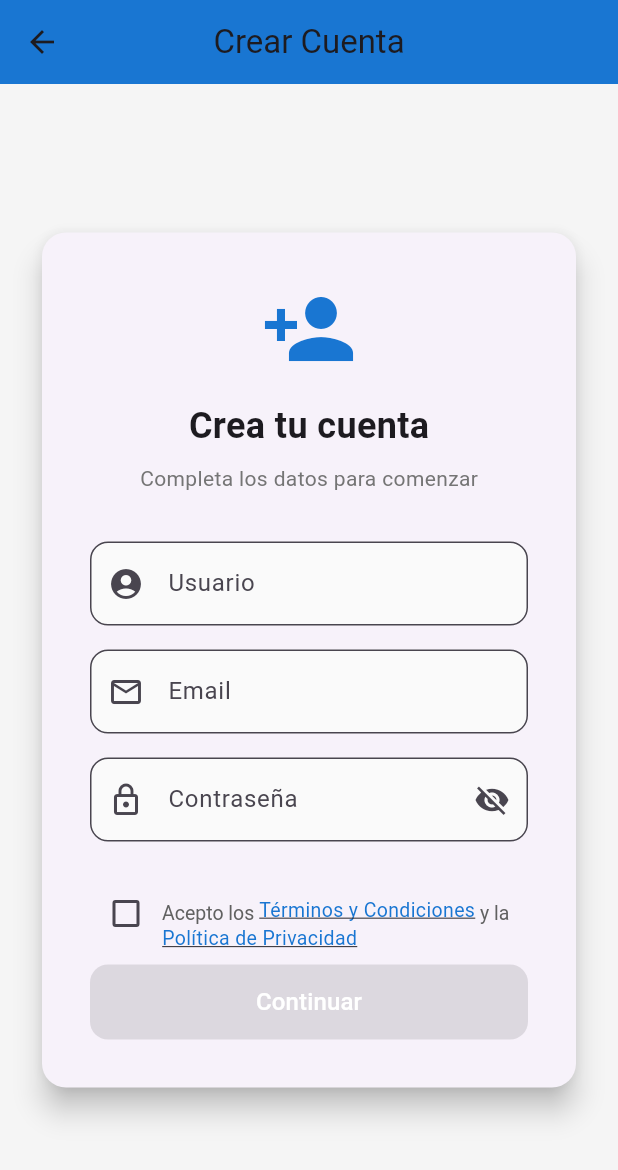
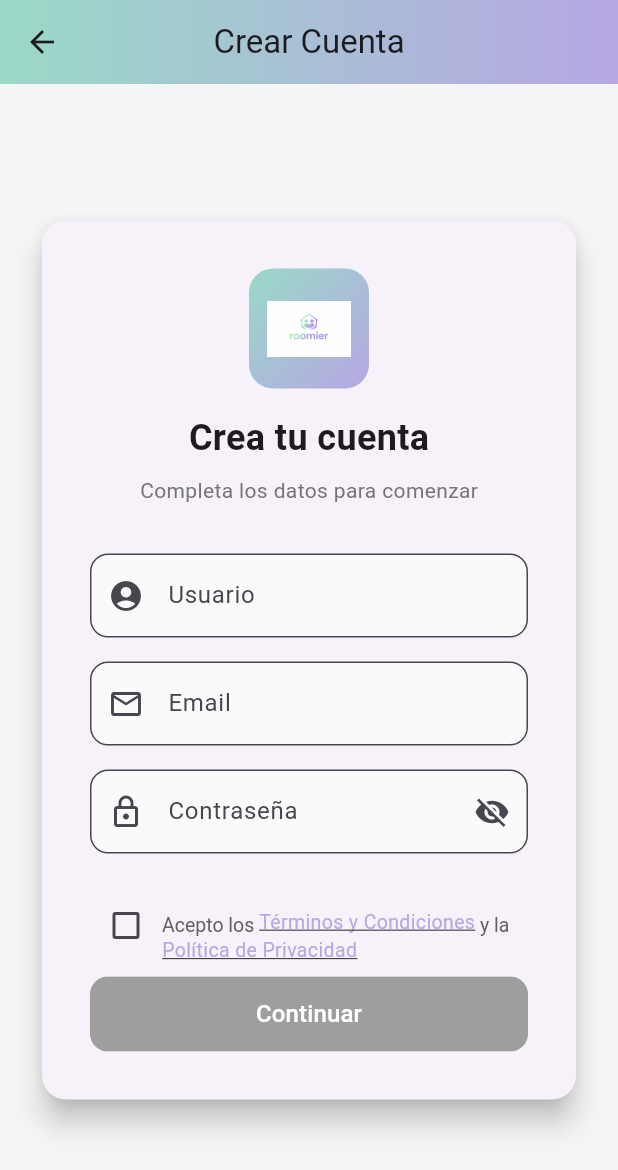
Before and after one commit to Franbaralle/Roomier, a Flutter app: the RegisterPage screen opened by its route, on a phone screen of 412 x 824 dp. Shown: the top 1170 px of the screen. Run offline on Flutter 3.47's test engine with Material 3 defaults, Android fonts, the phone set to English and light mode, and no system bars; our stand-ins replace firebase_core, firebase_messaging, image_picker, photo_view, shared_preferences, socket_io_client; missing offline and left inert: universal_html; accounts and stored records are empty.

Commit message:
🎨 Aplicar paleta de colores del logo de Roomier (gradiente #9AD9C7 → #B7A7E3)
- Login y Registro con gradiente menta → púrpura en AppBar
- Logo de Roomier redondeado en login (reemplaza ícono de persona)
- Botones principales con gradiente animado
- Links y bordes con color púrpura del logo
- Assets de logo agregados (2 imágenes PNG)
- Identidad visual consistente en autenticación

```diff
--- a/lib/register.dart
+++ b/lib/register.dart
@@ -13,7 +13,15 @@ class RegisterPage extends StatelessWidget {
         title: const Text('Crear Cuenta'),
         centerTitle: true,
         elevation: 0,
-        backgroundColor: Colors.blue.shade700,
+        flexibleSpace: Container(
+          decoration: const BoxDecoration(
+            gradient: LinearGradient(
+              colors: [Color(0xFF9AD9C7), Color(0xFFB7A7E3)],
+              begin: Alignment.centerLeft,
+              end: Alignment.centerRight,
+            ),
+          ),
+        ),
       ),
       body: Center(
         child: SingleChildScrollView(
@@ -61,10 +69,22 @@ class _RegisterFormState extends State<RegisterForm> {
           child: Column(
             mainAxisSize: MainAxisSize.min,
             children: [
-              Icon(
-                Icons.person_add,
-                size: 64,
-                color: Colors.blue.shade700,
+              Container(
+                width: 80,
+                height: 80,
+                decoration: BoxDecoration(
+                  gradient: const LinearGradient(
+                    colors: [Color(0xFF9AD9C7), Color(0xFFB7A7E3)],
+                    begin: Alignment.topLeft,
+                    end: Alignment.bottomRight,
+                  ),
+                  borderRadius: BorderRadius.circular(16),
+                ),
+                padding: const EdgeInsets.all(12),
+                child: Image.asset(
+                  'assets/ChatGPT Image 5 ene 2026, 08_41_59.png',
+                  fit: BoxFit.contain,
+                ),
               ),
               const SizedBox(height: 16),
               const Text(
@@ -174,10 +194,10 @@ class _RegisterFormState extends State<RegisterForm> {
                                   onTap: () {
                                     Navigator.pushNamed(context, '/legal/terms');
                                   },
-                                  child: Text(
+                                  child: const Text(
                                     'Términos y Condiciones',
                                     style: TextStyle(
-                                      color: Colors.blue.shade700,
+                                      color: Color(0xFFB7A7E3),
                                       decoration: TextDecoration.underline,
                                       fontSize: 13,
                                     ),
@@ -190,10 +210,10 @@ class _RegisterFormState extends State<RegisterForm> {
                                   onTap: () {
                                     Navigator.pushNamed(context, '/legal/privacy');
                                   },
-                                  child: Text(
+                                  child: const Text(
                                     'Política de Privacidad',
                                     style: TextStyle(
-                                      color: Colors.blue.shade700,
+                                      color: Color(0xFFB7A7E3),
                                       decoration: TextDecoration.underline,
                                       fontSize: 13,
                                     ),
@@ -217,15 +237,31 @@ class _RegisterFormState extends State<RegisterForm> {
                     _registerWithAuthService();
                   } : null,
                   style: ElevatedButton.styleFrom(
-                    backgroundColor: acceptedTerms ? Colors.blue.shade700 : Colors.grey,
+                    backgroundColor: Colors.transparent,
+                    shadowColor: Colors.transparent,
                     shape: RoundedRectangleBorder(
                       borderRadius: BorderRadius.circular(12),
                     ),
-                    elevation: 2,
+                    padding: EdgeInsets.zero,
                   ),
-                  child: const Text(
-                    'Continuar',
-                    style: TextStyle(fontSize: 16, color: Colors.white),
+                  child: Ink(
+                    decoration: BoxDecoration(
+                      gradient: acceptedTerms ? const LinearGradient(
+                        colors: [Color(0xFF9AD9C7), Color(0xFFB7A7E3)],
+                        begin: Alignment.centerLeft,
+                        end: Alignment.centerRight,
+                      ) : null,
+                      color: acceptedTerms ? null : Colors.grey,
+                      borderRadius: BorderRadius.circular(12),
+                    ),
+                    child: Container(
+                      alignment: Alignment.center,
+                      constraints: const BoxConstraints(minHeight: 50),
+                      child: const Text(
+                        'Continuar',
+                        style: TextStyle(fontSize: 16, color: Colors.white),
+                      ),
+                    ),
                   ),
                 ),
               ),
```
Also changed, not shown: ANALISIS_APP.txt (+31 -7 lines), lib/login_page.dart (+47 -13 lines), pubspec.yaml (+4 -3 lines), assets/ChatGPT Image 5 ene 2026, 08_41_59.png (added), assets/ChatGPT Image 5 ene 2026, 08_46_40.png (added).
